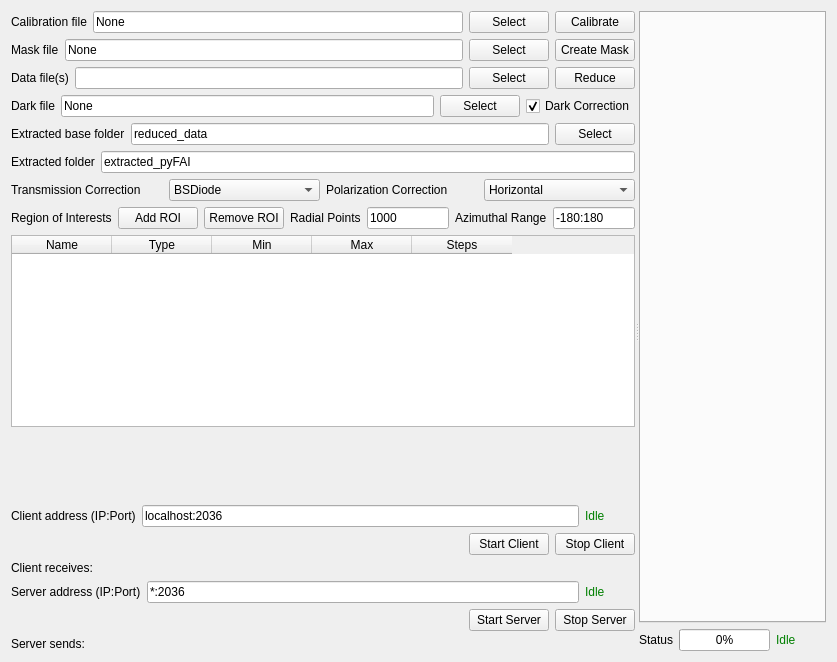
This is UI_Forms/Data_Reduction_Client.ui in chemmatcars/XAnoS as Qt 5 draws it before an edit. The edited form follows.
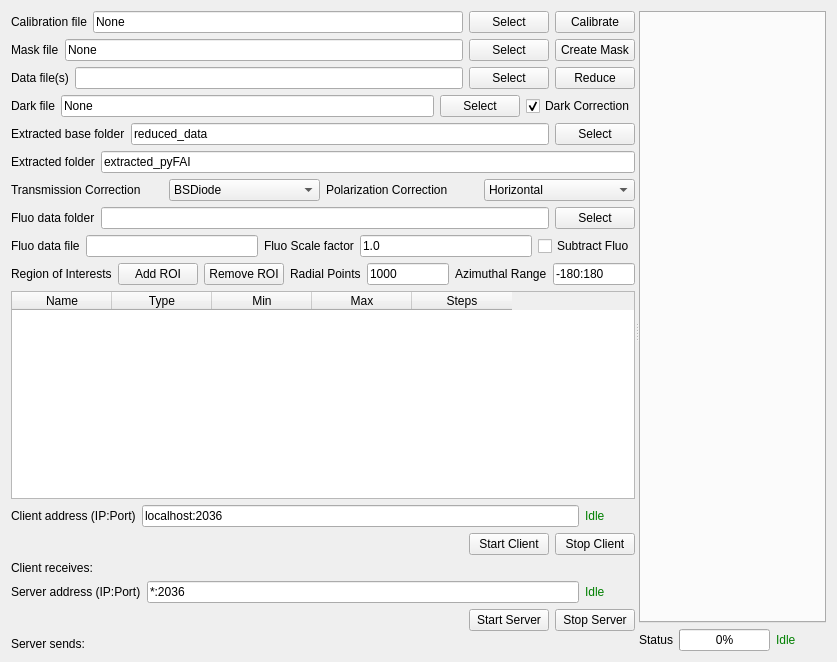
This is the edited form.

```diff
--- a/UI_Forms/Data_Reduction_Client.ui
+++ b/UI_Forms/Data_Reduction_Client.ui
@@ -19,7 +19,7 @@
      <property name="orientation">
       <enum>Qt::Horizontal</enum>
      </property>
-     <widget class="QWidget" name="layoutWidget">
+     <widget class="QWidget" name="">
       <layout class="QVBoxLayout" name="verticalLayout_4">
        <item>
         <layout class="QHBoxLayout" name="horizontalLayout_4">
@@ -262,6 +262,62 @@
          </item>
         </layout>
        </item>
+       <item>
+        <layout class="QHBoxLayout" name="horizontalLayout_14">
+         <item>
+          <widget class="QLabel" name="flDataFolderLabel">
+           <property name="text">
+            <string>Fluo data folder</string>
+           </property>
+          </widget>
+         </item>
+         <item>
+          <widget class="QLineEdit" name="flDataFolderLineEdit"/>
+         </item>
+         <item>
+          <widget class="QPushButton" name="flDataFolderSelectPushButton">
+           <property name="text">
+            <string>Select</string>
+           </property>
+          </widget>
+         </item>
+        </layout>
+       </item>
+       <item>
+        <layout class="QHBoxLayout" name="horizontalLayout_15">
+         <item>
+          <widget class="QLabel" name="flDataFileLabel">
+           <property name="text">
+            <string>Fluo data file</string>
+           </property>
+          </widget>
+         </item>
+         <item>
+          <widget class="QLineEdit" name="flDataFileLineEdit"/>
+         </item>
+         <item>
+          <widget class="QLabel" name="flScaleFactorLabel">
+           <property name="text">
+            <string>Fluo Scale factor</string>
+           </property>
+          </widget>
+         </item>
+         <item>
+          <widget class="QLineEdit" name="flScaleFactorLineEdit">
+           <property name="text">
+            <string>1.0</string>
+           </property>
+          </widget>
+         </item>
+         <item>
+          <widget class="QCheckBox" name="checkBox">
+           <property name="text">
+            <string>Subtract Fluo</string>
+           </property>
+          </widget>
+         </item>
+        </layout>
+       </item>
        <item>
         <layout class="QHBoxLayout" name="horizontalLayout_8">
          <item>
@@ -344,19 +400,6 @@
          </column>
         </widget>
        </item>
-       <item>
-        <spacer name="verticalSpacer">
-         <property name="orientation">
-          <enum>Qt::Vertical</enum>
-         </property>
-         <property name="sizeHint" stdset="0">
-          <size>
-           <width>20</width>
-           <height>40</height>
-          </size>
-         </property>
-        </spacer>
-       </item>
        <item>
         <layout class="QVBoxLayout" name="verticalLayout_2">
          <item>
```
